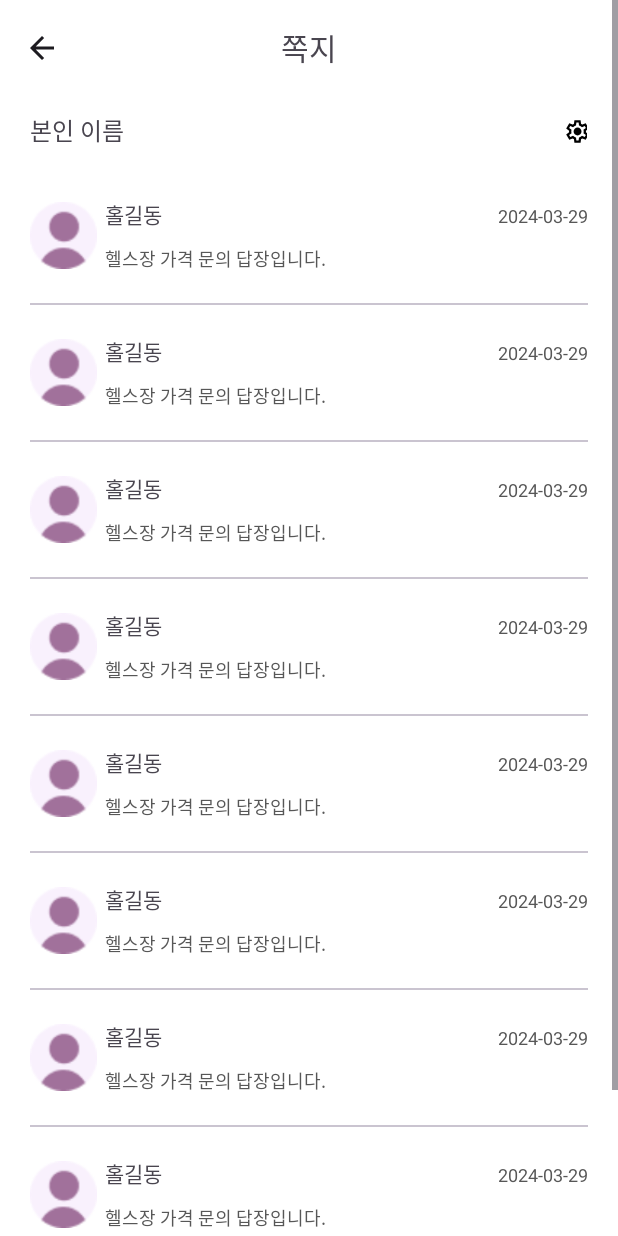
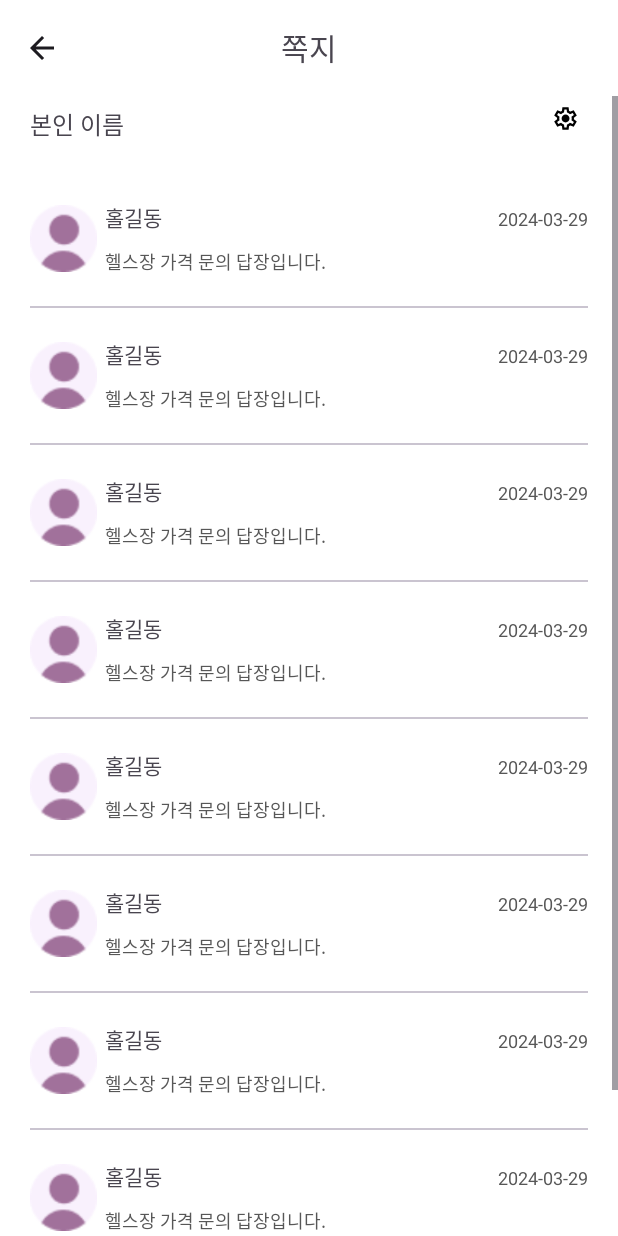
Before and after one commit to APP-Android2/FinalProject-ShoppingMallService-team1, an Android app: the HomeFragment screen opened directly, with no data from a screen before it, after a tap on "Item", on a phone screen of 412 x 824 dp. Run offline under Robolectric (Android 15) with nearby library versions, the phone set to English and light mode, and no system bars; our stand-ins replace data binding.

Commit message:
[Feature] Tooldar 위치, 쪽지 설정 버튼 수정

```diff
--- a/app/src/main/res/layout/fragment_home.xml
+++ b/app/src/main/res/layout/fragment_home.xml
@@ -16,17 +16,10 @@
         android:background="#FFFFFF"
         tools:context=".fragment.HomeFragment">
 
-        <ScrollView
-            android:layout_width="match_parent"
-            android:layout_height="match_parent">
-
         <LinearLayout
             android:layout_width="match_parent"
-                android:layout_height="wrap_content"
-                android:orientation="vertical"
-                android:paddingLeft="@dimen/Side_Padding"
-                android:paddingRight="@dimen/Side_Padding">
-
+            android:layout_height="match_parent"
+            android:orientation="vertical">
 
             <com.google.android.material.appbar.MaterialToolbar
                 android:id="@+id/toolbarHome"
@@ -44,6 +37,18 @@
                     app:srcCompat="@mipmap/fitmoa_logo" />
 
             </com.google.android.material.appbar.MaterialToolbar>
+
+            <ScrollView
+                android:layout_width="match_parent"
+                android:layout_height="match_parent">
+
+                <LinearLayout
+                    android:layout_width="match_parent"
+                    android:layout_height="wrap_content"
+                    android:orientation="vertical"
+                    android:paddingLeft="@dimen/Side_Padding"
+                    android:paddingRight="@dimen/Side_Padding">
+
 
                     <LinearLayout
                         android:layout_width="match_parent"
@@ -353,6 +358,7 @@
 
                 </LinearLayout>
             </ScrollView>
+        </LinearLayout>
 
     </FrameLayout>
 </layout>
--- a/app/src/main/res/layout/fragment_home_chat.xml
+++ b/app/src/main/res/layout/fragment_home_chat.xml
@@ -14,14 +14,10 @@
         android:layout_height="match_parent"
         android:background="@color/white">
 
-        <ScrollView
-            android:layout_width="match_parent"
-            android:layout_height="match_parent">
-
         <LinearLayout
             android:layout_width="match_parent"
-                android:layout_height="wrap_content"
-                android:orientation="vertical" >
+            android:layout_height="match_parent"
+            android:orientation="vertical">
 
             <com.google.android.material.appbar.MaterialToolbar
                 android:id="@+id/toolbarHomeChat"
@@ -29,7 +25,7 @@
                 android:layout_height="wrap_content"
                 android:background="?attr/colorPrimary"
                 android:minHeight="?attr/actionBarSize"
-                    android:theme="?attr/actionBarTheme" >
+                android:theme="?attr/actionBarTheme">
 
                 <TextView
                     android:layout_width="wrap_content"
@@ -39,6 +35,15 @@
                     android:textSize="@dimen/Toolbar_Title_Size" />
 
             </com.google.android.material.appbar.MaterialToolbar>
+
+            <ScrollView
+                android:layout_width="match_parent"
+                android:layout_height="match_parent">
+
+                <LinearLayout
+                    android:layout_width="match_parent"
+                    android:layout_height="wrap_content"
+                    android:orientation="vertical">
 
                     <LinearLayout
                         android:layout_width="match_parent"
@@ -64,10 +69,9 @@
                                 android:id="@+id/button2"
                                 style="@style/Widget.Material3.Button.Icon"
                                 android:layout_width="30dp"
-                            android:layout_height="wrap_content"
-                            android:layout_weight="0.1"
+                                android:layout_height="30dp"
                                 app:icon="@drawable/settings"
-                            tools:iconGravity="textEnd" />
+                                app:iconGravity="textEnd" />
 
                         </LinearLayout>
 
@@ -75,6 +79,7 @@
                             android:id="@+id/recyclerViewHomeChat"
                             android:layout_width="match_parent"
                             android:layout_height="match_parent"
+                            android:layout_marginTop="@dimen/Up_Down_Margin"
                             android:layout_weight="20" />
 
                     </LinearLayout>
@@ -82,6 +87,7 @@
 
                 </LinearLayout>
             </ScrollView>
+        </LinearLayout>
 
     </FrameLayout>
 </layout>
```
Also changed, not shown: app/src/main/res/layout/fragment_home_address_bottom.xml (+12 -5 lines), app/src/main/res/layout/fragment_home_alarm.xml (+13 -7 lines), app/src/main/res/layout/fragment_home_shop.xml (+11 -5 lines). Lines whose indentation alone changed are shown as unchanged.
